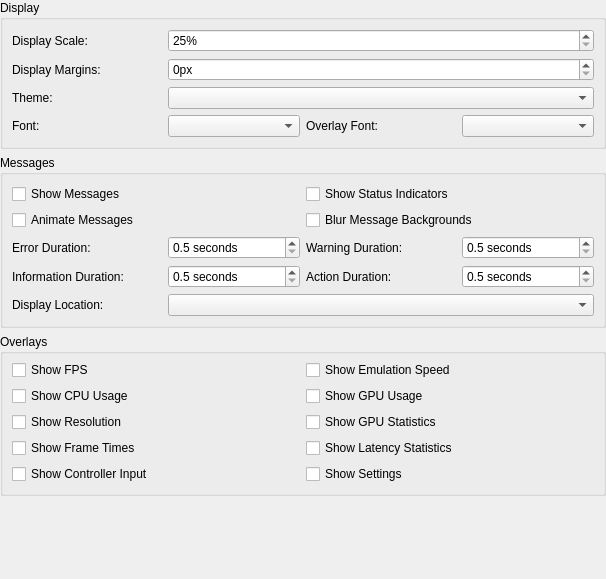
This is src/duckstation-qt/osdsettingswidget.ui in stenzek/duckstation as Qt 5 draws it before an edit. The edited form follows.
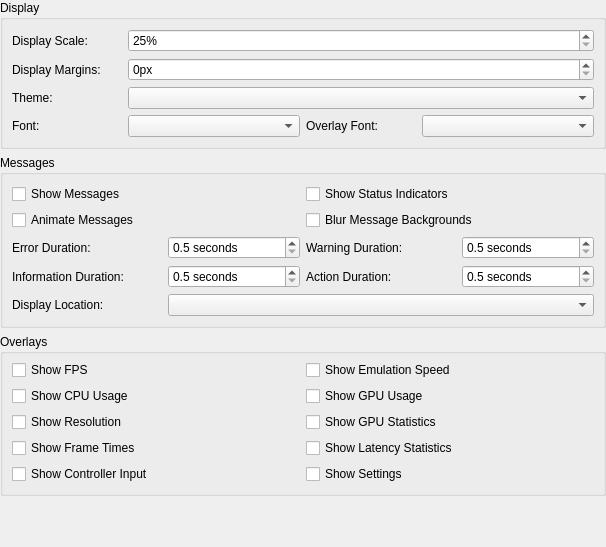
This is the edited form.

Commit message:
Qt: Slight tweak to OSD settings panel widths
Keeping the dialog fitting in 768p is proving near impossible...

What changed in the file:
```diff
--- a/src/duckstation-qt/osdsettingswidget.ui
+++ b/src/duckstation-qt/osdsettingswidget.ui
@@ -7,7 +7,7 @@
     <x>0</x>
     <y>0</y>
     <width>606</width>
-    <height>579</height>
+    <height>547</height>
    </rect>
   </property>
   <property name="windowTitle">
@@ -31,7 +31,7 @@
      <property name="title">
       <string>Display</string>
      </property>
-     <layout class="QGridLayout" name="gridLayout" columnstretch="0,0,0,0" columnminimumwidth="150,0,150,0">
+     <layout class="QGridLayout" name="gridLayout" columnstretch="0,1,0,1" columnminimumwidth="110,0,110,0">
       <item row="0" column="0">
        <widget class="QLabel" name="label_29">
         <property name="text">
```
